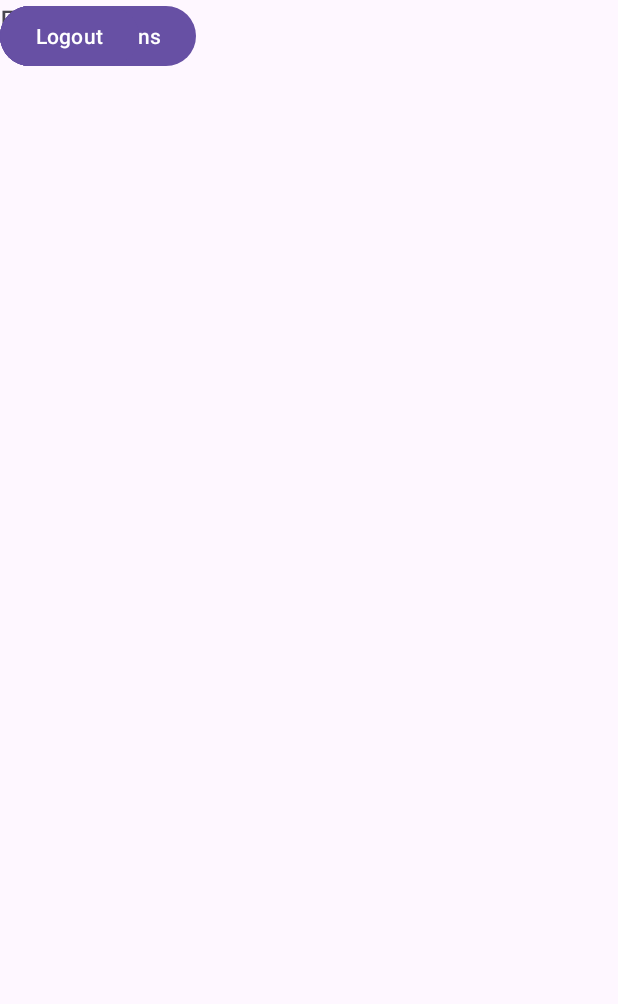
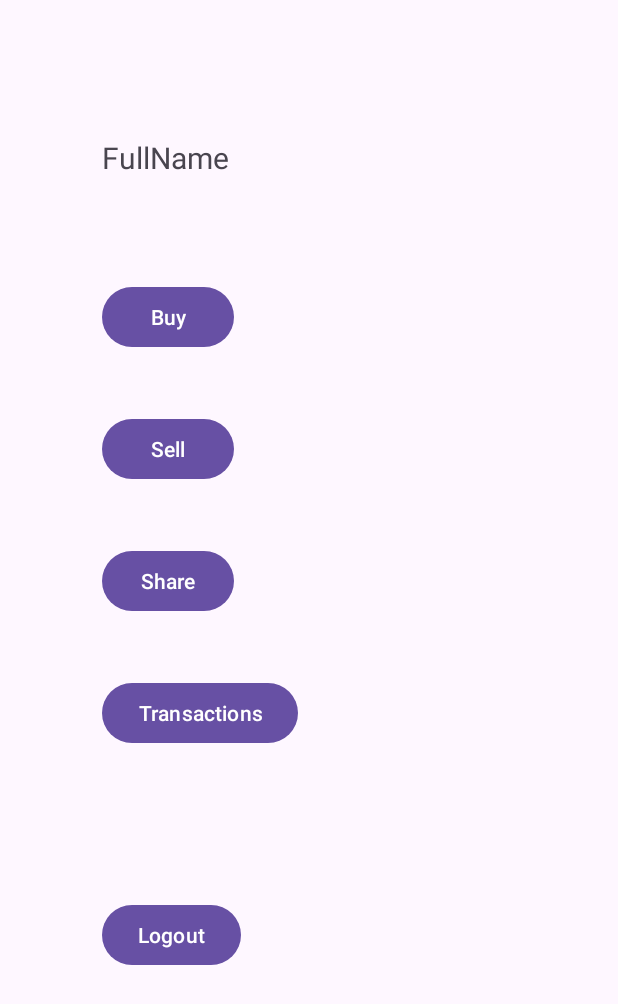
Before and after one commit to jamtheviking/Fleamart, an Android app: the HomeActivity screen opened directly, with no data from a screen before it, on a phone screen of 412 x 824 dp. Shown: the top 1004 px of the screen. Run offline under Robolectric (Android 15) with nearby library versions, the light colour scheme and no system bars.

Commit message:
chore: updated home screen format

```diff
--- a/app/src/main/res/layout/home.xml
+++ b/app/src/main/res/layout/home.xml
@@ -10,48 +10,60 @@
         android:id="@+id/tvFullName"
         android:layout_width="104dp"
         android:layout_height="36dp"
+        android:layout_marginStart="68dp"
+        android:layout_marginTop="91dp"
         android:text="FullName"
         android:textSize="20sp"
-        tools:layout_editor_absoluteX="68dp"
-        tools:layout_editor_absoluteY="91dp" />
+        app:layout_constraintStart_toStartOf="parent"
+        app:layout_constraintTop_toTopOf="parent" />
 
     <Button
         android:id="@+id/btnBuy"
         android:layout_width="wrap_content"
         android:layout_height="wrap_content"
+        android:layout_marginStart="68dp"
+        android:layout_marginTop="60dp"
         android:text="Buy"
-        tools:layout_editor_absoluteX="68dp"
-        tools:layout_editor_absoluteY="150dp" />
+        app:layout_constraintStart_toStartOf="parent"
+        app:layout_constraintTop_toBottomOf="@+id/tvFullName" />
 
     <Button
         android:id="@+id/btnSell"
         android:layout_width="wrap_content"
         android:layout_height="wrap_content"
+        android:layout_marginStart="68dp"
+        android:layout_marginTop="40dp"
         android:text="Sell"
-        tools:layout_editor_absoluteX="68dp"
-        tools:layout_editor_absoluteY="210dp" />
+        app:layout_constraintStart_toStartOf="parent"
+        app:layout_constraintTop_toBottomOf="@+id/btnBuy" />
 
     <Button
         android:id="@+id/btnShare"
         android:layout_width="wrap_content"
         android:layout_height="wrap_content"
+        android:layout_marginStart="68dp"
+        android:layout_marginTop="40dp"
         android:text="Share"
-        tools:layout_editor_absoluteX="68dp"
-        tools:layout_editor_absoluteY="272dp" />
+        app:layout_constraintStart_toStartOf="parent"
+        app:layout_constraintTop_toBottomOf="@+id/btnSell" />
 
     <Button
         android:id="@+id/btnTransactions"
         android:layout_width="wrap_content"
         android:layout_height="wrap_content"
+        android:layout_marginStart="68dp"
+        android:layout_marginTop="40dp"
         android:text="Transactions"
-        tools:layout_editor_absoluteX="68dp"
-        tools:layout_editor_absoluteY="320dp" />
+        app:layout_constraintStart_toStartOf="parent"
+        app:layout_constraintTop_toBottomOf="@+id/btnShare" />
 
     <Button
         android:id="@+id/btnLogout"
         android:layout_width="wrap_content"
         android:layout_height="wrap_content"
+        android:layout_marginStart="68dp"
+        android:layout_marginTop="100dp"
         android:text="Logout"
-        tools:layout_editor_absoluteX="62dp"
-        tools:layout_editor_absoluteY="649dp" />
+        app:layout_constraintStart_toStartOf="parent"
+        app:layout_constraintTop_toBottomOf="@+id/btnTransactions" />
 </androidx.constraintlayout.widget.ConstraintLayout>
```
